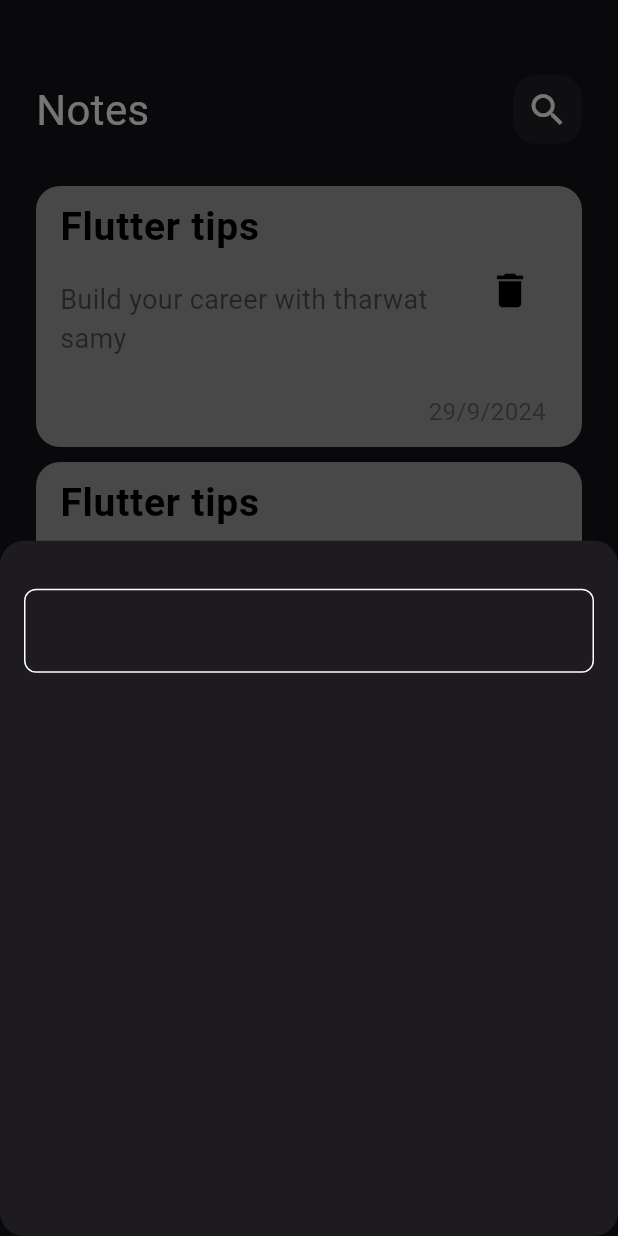
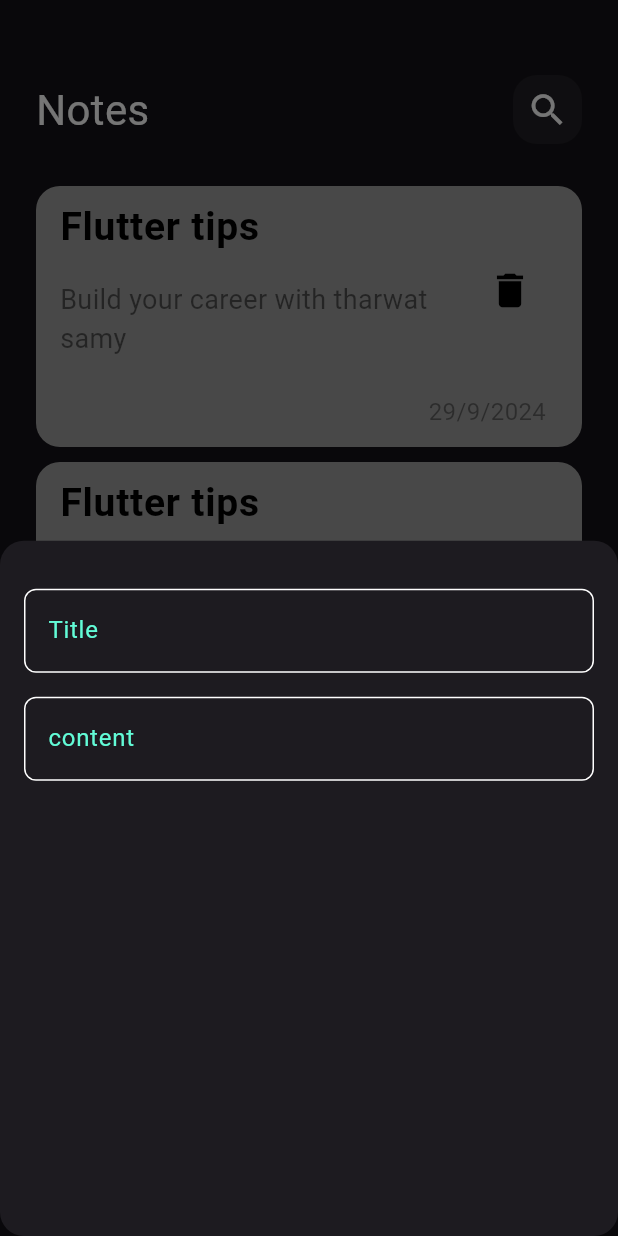
Before and after one commit to Rajaatawe/notes_app, a Flutter app: the screen it shows after launch, after a tap on the "add" icon, on a phone screen of 412 x 824 dp. Run offline on Flutter 3.47's test engine with Material 3 defaults, Android fonts, the phone set to English and light mode, and no system bars.

Commit message:
add fields to bottom sheet

```diff
--- a/lib/views/widgets/AddNoteBottomSheet.dart
+++ b/lib/views/widgets/AddNoteBottomSheet.dart
@@ -6,14 +6,21 @@ class AddNoteBottomSheet extends StatelessWidget {
 
   @override
   Widget build(BuildContext context) {
-    return Padding(
-      padding: const EdgeInsets.symmetric(horizontal: 16),
-      child: Column
-      (
-
+    return const Padding(
+      padding: EdgeInsets.symmetric(horizontal: 16),
+      child: Column(
         children: [
-          SizedBox(height:32 ,),
-          Textfield()
+          SizedBox(
+            height: 32,
+          ),
+          Textfield(hint: 'Title'),
+          SizedBox(
+            height: 16,
+          ),
+          Textfield(
+            hint: 'content',
+            maxLines: 5,
+          )
         ],
       ),
     );
--- a/lib/views/widgets/TextField.dart
+++ b/lib/views/widgets/TextField.dart
@@ -1,17 +1,20 @@
 import 'package:flutter/material.dart';
+import 'package:note_app/constants.dart';
 
 class Textfield extends StatelessWidget {
-  const Textfield({super.key});
-
+  const Textfield({super.key, required this.hint,  this.maxLines=1});
+   final String hint;
+   final int maxLines;
   @override
   Widget build(BuildContext context) {
     return TextField(
-      cursorColor: Color(  0xff62FCD7   ),
-
+      cursorColor: kprimaryColor,
       decoration: InputDecoration(
+        hintText: hint,
+        hintStyle: TextStyle(color: kprimaryColor),
         border: buildBorder(),
         enabledBorder: buildBorder(),
-        focusedBorder: buildBorder(Color(  0xff62FCD7   )),
+        focusedBorder: buildBorder(kprimaryColor),
       ),
     );
   }
```
